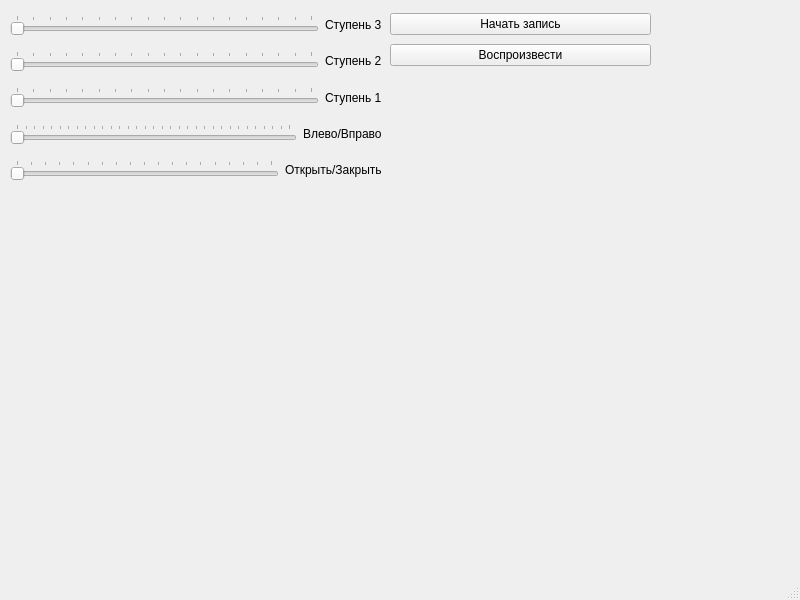
Above: design.ui from Tirkirill/Manipulator before the change. Below: the same form after it.
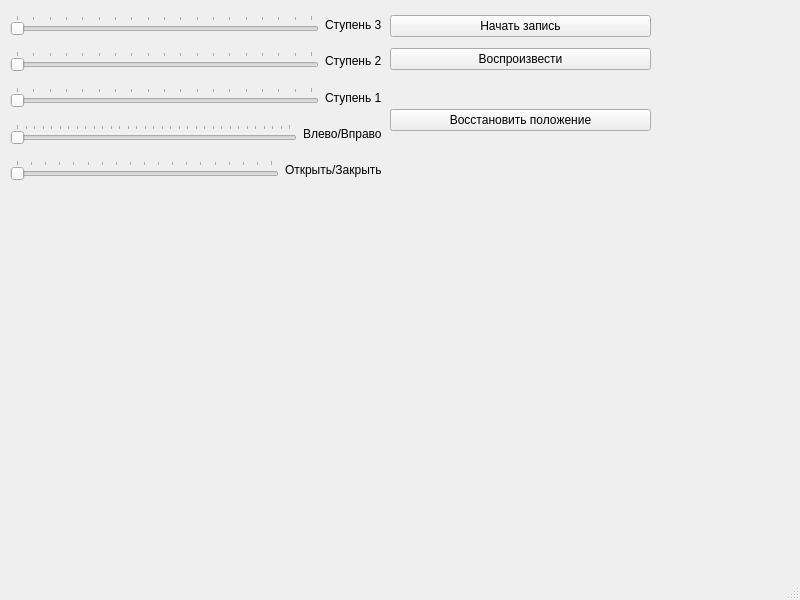
That is the form after the change.

What changed in the file:
```diff
--- a/design.ui
+++ b/design.ui
@@ -218,7 +218,7 @@
       <x>390</x>
       <y>10</y>
       <width>261</width>
-      <height>61</height>
+      <height>65</height>
      </rect>
     </property>
     <layout class="QVBoxLayout" name="verticalLayout">
@@ -238,6 +238,25 @@
      </item>
     </layout>
    </widget>
+   <widget class="QWidget" name="verticalLayoutWidget_3">
+    <property name="geometry">
+     <rect>
+      <x>390</x>
+      <y>80</y>
+      <width>261</width>
+      <height>80</height>
+     </rect>
+    </property>
+    <layout class="QVBoxLayout" name="verticalLayout_3">
+     <item>
+      <widget class="QPushButton" name="resetButton">
+       <property name="text">
+        <string>Восстановить положение</string>
+       </property>
+      </widget>
+     </item>
+    </layout>
+   </widget>
   </widget>
   <widget class="QMenuBar" name="menubar">
    <property name="geometry">
```
